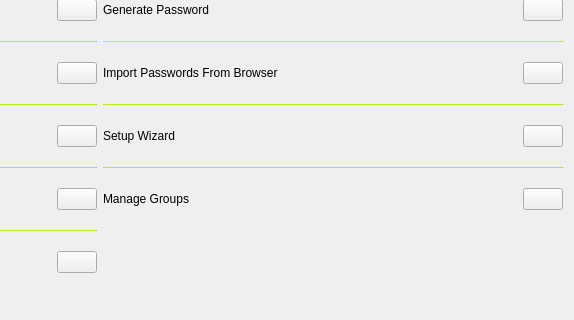
Qt form designs/xml/settings_tab.ui (daniel-deru/WorkMate-3.0) before a commit; both pictures show x 375 to 949 and y 278 to 598 of the 949 by 598 pixel window.
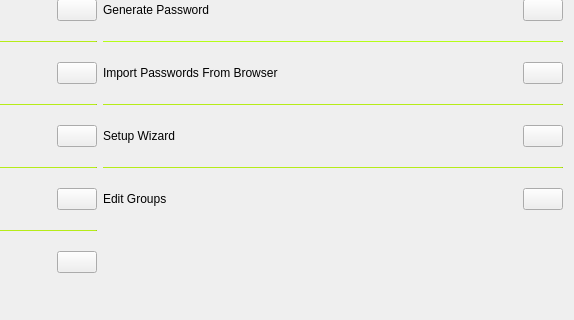
The same form after that commit.

Commit message: changed filter group widget button from 'manage groups' to 'edit groups' made update password button always request login

```diff
--- a/designs/xml/settings_tab.ui
+++ b/designs/xml/settings_tab.ui
@@ -957,7 +957,7 @@
           </size>
          </property>
          <property name="text">
-          <string>Manage Groups</string>
+          <string>Edit Groups</string>
          </property>
         </widget>
        </item>
```
The commit also changes 9 other files.
